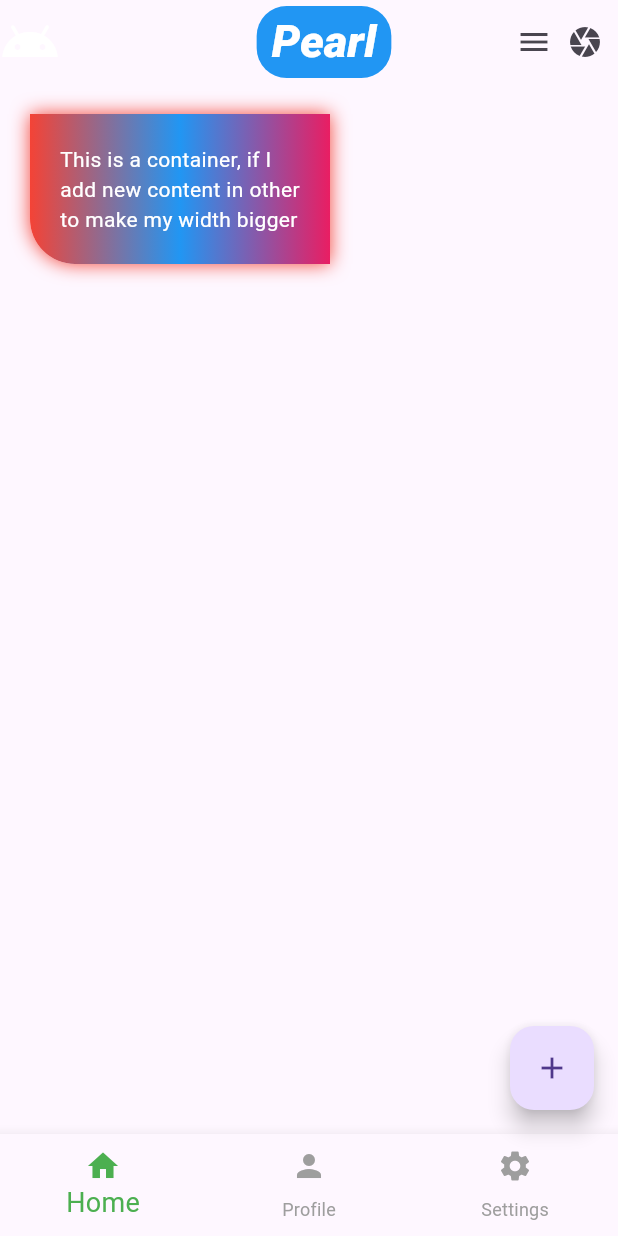
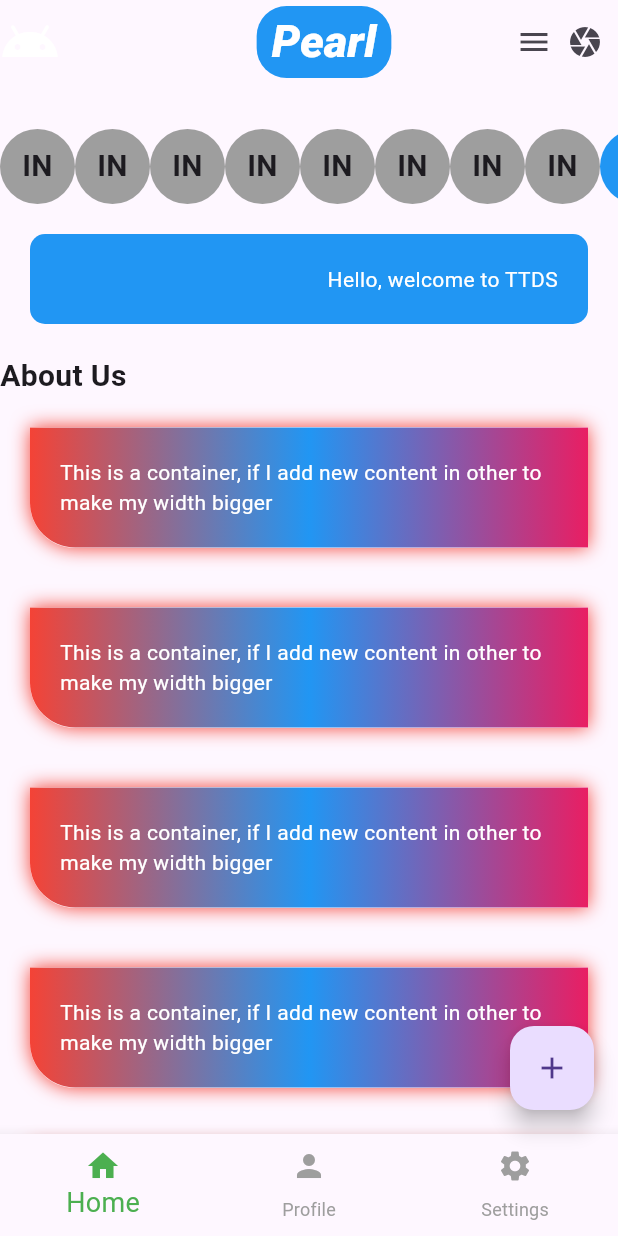
Before and after one commit to AlisuTech/ttds_flutter_mad, a Flutter app: the screen it shows after launch, on a phone screen of 412 x 824 dp. Run offline on Flutter 3.47's test engine with Material 3 defaults, Android fonts, the phone set to English and light mode, and no system bars.

Commit message:
flutter class 3

```diff
--- /dev/null
+++ b/lib/components/multiple_children.dart
@@ -0,0 +1,256 @@
+import 'package:flutter/material.dart';
+import 'package:ttds_flutter_mad/components/single_child_widget.dart';
+
+class MultipleChildren extends StatelessWidget {
+  const MultipleChildren({super.key});
+
+  @override
+  Widget build(BuildContext context) {
+    return SingleChildScrollView(
+      physics: BouncingScrollPhysics(),
+      scrollDirection: Axis.vertical,
+      child: Column(
+        mainAxisAlignment: MainAxisAlignment.start,
+        crossAxisAlignment: CrossAxisAlignment.stretch,
+        children: [
+          const SizedBox.square(
+            dimension: 20,
+          ),
+          Padding(
+            padding: const EdgeInsets.only(top: 10),
+            child: SingleChildScrollView(
+              scrollDirection: Axis.horizontal,
+              child: Row(
+                crossAxisAlignment: CrossAxisAlignment.center,
+                mainAxisAlignment: MainAxisAlignment.spaceAround,
+                children: [
+                  Container(
+                    width: 50,
+                    height: 50,
+                    decoration: BoxDecoration(
+                        borderRadius: BorderRadius.circular(50),
+                        color: Colors.grey),
+                    child: Align(
+                      alignment: Alignment.center,
+                      child: const Text(
+                        "IN",
+                        style: TextStyle(
+                            fontWeight: FontWeight.bold, fontSize: 20),
+                        textAlign: TextAlign.center,
+                      ),
+                    ),
+                  ),
+                  Container(
+                    width: 50,
+                    height: 50,
+                    decoration: BoxDecoration(
+                        borderRadius: BorderRadius.circular(50),
+                        color: Colors.grey),
+                    child: Align(
+                      alignment: Alignment.center,
+                      child: const Text(
+                        "IN",
+                        style: TextStyle(
+                            fontWeight: FontWeight.bold, fontSize: 20),
+                        textAlign: TextAlign.center,
+                      ),
+                    ),
+                  ),
+                  Container(
+                    width: 50,
+                    height: 50,
+                    decoration: BoxDecoration(
+                        borderRadius: BorderRadius.circular(50),
+                        color: Colors.grey),
+                    child: Align(
+                      alignment: Alignment.center,
+                      child: const Text(
+                        "IN",
+                        style: TextStyle(
+                            fontWeight: FontWeight.bold, fontSize: 20),
+                        textAlign: TextAlign.center,
+                      ),
+                    ),
+                  ),
+                  Container(
+                    width: 50,
+                    height: 50,
+                    decoration: BoxDecoration(
+                        borderRadius: BorderRadius.circular(50),
+                        color: Colors.grey),
+                    child: Align(
+                      alignment: Alignment.center,
+                      child: const Text(
+                        "IN",
+                        style: TextStyle(
+                            fontWeight: FontWeight.bold, fontSize: 20),
+                        textAlign: TextAlign.center,
+                      ),
+                    ),
+                  ),
+                  Container(
+                    width: 50,
+                    height: 50,
+                    decoration: BoxDecoration(
+                        borderRadius: BorderRadius.circular(50),
+                        color: Colors.grey),
+                    child: Align(
+                      alignment: Alignment.center,
+                      child: const Text(
+                        "IN",
+                        style: TextStyle(
+                            fontWeight: FontWeight.bold, fontSize: 20),
+                        textAlign: TextAlign.center,
+                      ),
+                    ),
+                  ),
+                  Container(
+                    width: 50,
+                    height: 50,
+                    decoration: BoxDecoration(
+                        borderRadius: BorderRadius.circular(50),
+                        color: Colors.grey),
+                    child: Align(
+                      alignment: Alignment.center,
+                      child: const Text(
+                        "IN",
+                        style: TextStyle(
+                            fontWeight: FontWeight.bold, fontSize: 20),
+                        textAlign: TextAlign.center,
+                      ),
+                    ),
+                  ),
+                  Container(
+                    width: 50,
+                    height: 50,
+                    decoration: BoxDecoration(
+                        borderRadius: BorderRadius.circular(50),
+                        color: Colors.grey),
+                    child: Align(
+                      alignment: Alignment.center,
+                      child: const Text(
+                        "IN",
+                        style: TextStyle(
+                            fontWeight: FontWeight.bold, fontSize: 20),
+                        textAlign: TextAlign.center,
+                      ),
+                    ),
+                  ),
+                  Container(
+                    width: 50,
+                    height: 50,
+                    decoration: BoxDecoration(
+                        borderRadius: BorderRadius.circular(50),
+                        color: Colors.grey),
+                    child: Align(
+                      alignment: Alignment.center,
+                      child: const Text(
+                        "IN",
+                        style: TextStyle(
+                            fontWeight: FontWeight.bold, fontSize: 20),
+                        textAlign: TextAlign.center,
+                      ),
+                    ),
+                  ),
+                  Container(
+                    width: 50,
+                    height: 50,
+                    decoration: BoxDecoration(
+                        borderRadius: BorderRadius.circular(50),
+                        color: Colors.blue),
+                    child: Align(
+                      alignment: Alignment.center,
+                      child: const Text(
+                        "IN",
+                        style: TextStyle(
+                            fontWeight: FontWeight.bold, fontSize: 20),
+                        textAlign: TextAlign.center,
+                      ),
+                    ),
+                  ),
+                ],
+              ),
+            ),
+          ),
+          Container(
+            padding: const EdgeInsets.all(20),
+            margin: const EdgeInsets.all(20),
+            // alignment: Alignment.center,
+
+            decoration: BoxDecoration(
+                color: Colors.blue, borderRadius: BorderRadius.circular(10)),
+            child: const Text(
+              "Hello, welcome to TTDS",
+              style: TextStyle(color: Colors.white),
+              textAlign: TextAlign.end,
+            ),
+          ),
+          const Text(
+            "About Us",
+            style: TextStyle(fontSize: 20, fontWeight: FontWeight.bold),
+          ),
+          const SingleChildWidget(),
+          const SingleChildWidget(),
+          const SingleChildWidget(),
+          const SingleChildWidget(),
+          const SingleChildWidget(),
+          const SingleChildWidget(),
+          const SingleChildWidget(),
+          Stack(
+            children: [
+              Container(
+                width: 100,
+                height: 100,
+                decoration: BoxDecoration(
+                    borderRadius: BorderRadius.circular(50), color: Colors.red),
+                child: Align(
+                  alignment: Alignment.center,
+                  child: const Text(
+                    "IN",
+                    style: TextStyle(fontWeight: FontWeight.bold, fontSize: 20),
+                    textAlign: TextAlign.center,
+                  ),
+                ),
+              ),
+              Container(
+                width: 70,
+                height: 70,
+                decoration: BoxDecoration(
+                    borderRadius: BorderRadius.circular(50),
+                    color: Colors.blue),
+                child: Align(
+                  alignment: Alignment.center,
+                  child: const Text(
+                    "IN",
+                    style: TextStyle(fontWeight: FontWeight.bold, fontSize: 20),
+                    textAlign: TextAlign.center,
+                  ),
+                ),
+              ),
+              Positioned(
+                top: 30,
+                right: 90,
+                child: Container(
+                  width: 50,
+                  height: 50,
+                  decoration: BoxDecoration(
+                      borderRadius: BorderRadius.circular(50),
+                      color: Colors.grey),
+                  child: Align(
+                    alignment: Alignment.center,
+                    child: const Text(
+                      "INY",
+                      style:
+                          TextStyle(fontWeight: FontWeight.bold, fontSize: 20),
+                      textAlign: TextAlign.center,
+                    ),
+                  ),
+                ),
+              ),
+            ],
+          )
+        ],
+      ),
+    );
+  }
+}
--- a/lib/components/single_child_widget.dart
+++ b/lib/components/single_child_widget.dart
@@ -54,7 +54,7 @@ class SingleChildWidget extends StatelessWidget {
     );
   }
 
-  double calculate(){
+  double calculate() {
     return 0;
   }
 }
--- a/lib/main.dart
+++ b/lib/main.dart
@@ -1,4 +1,5 @@
 import 'package:flutter/material.dart';
+import 'components/multiple_children.dart';
 import 'components/single_child_widget.dart';
 
 void main() {
@@ -95,7 +96,7 @@ class _MyHomePageState extends State<MyHomePage> {
           child: GestureDetector(
             onTap: activateTap,
             child: Container(
-              padding: EdgeInsets.symmetric(horizontal: 10, vertical: 5),
+              padding: const EdgeInsets.symmetric(horizontal: 10, vertical: 5),
               decoration: BoxDecoration(
                   borderRadius: BorderRadius.circular(20), color: Colors.blue),
               child: const Text(
@@ -128,7 +129,7 @@ class _MyHomePageState extends State<MyHomePage> {
         centerTitle: true,
         elevation: 0,
       ),
-      body: const SingleChildWidget(),
+      body: const MultipleChildren(),
       floatingActionButton: FloatingActionButton(
         onPressed: _incrementCounter,
         // backgroundColor: Colors.amber,
```
